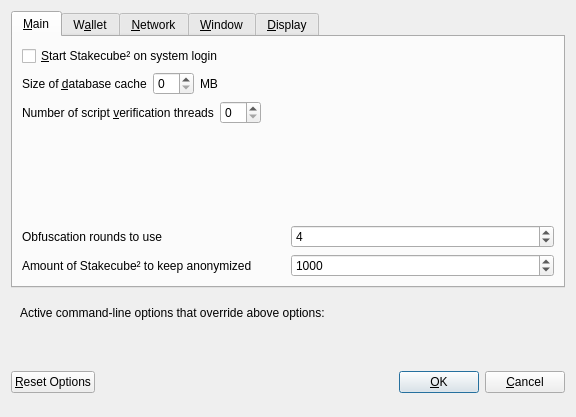
This is src/qt/forms/optionsdialog.ui in stakecube/stakecubecoin-archive as Qt 5 draws it before an edit. The edited form follows.
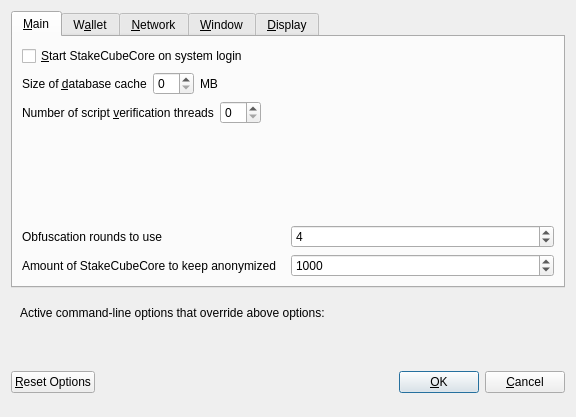
This is the edited form. Custom widgets are drawn as their Qt base class.

```diff
--- a/src/qt/forms/optionsdialog.ui
+++ b/src/qt/forms/optionsdialog.ui
@@ -33,7 +33,7 @@
           <string>Automatically start Stakecube² after logging in to the system.</string>
          </property>
          <property name="text">
-          <string>&amp;Start Stakecube² on system login</string>
+          <string>&amp;Start StakeCubeCore on system login</string>
          </property>
         </widget>
        </item>
@@ -177,7 +177,7 @@
             <string notr="true"/>
            </property>
            <property name="text">
-            <string>Amount of Stakecube² to keep anonymized</string>
+            <string>Amount of StakeCubeCore to keep anonymized</string>
            </property>
           </widget>
          </item>
```
Left out of the diff: 8 changed lines with no effect on the pictures.
